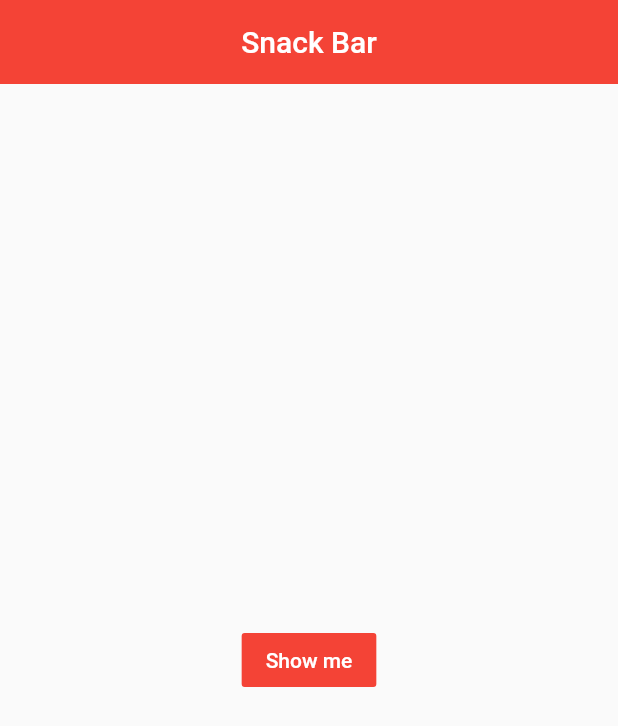
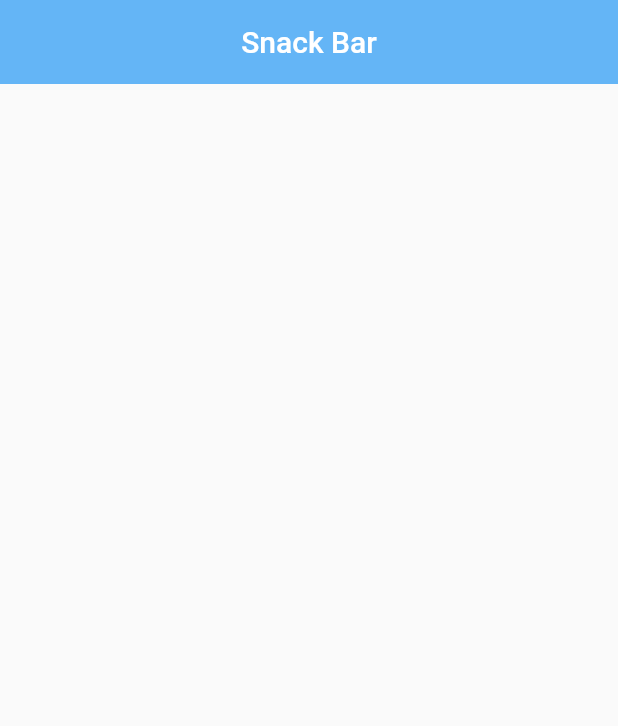
Before and after one commit to with-developer/Weather-provide-App, a Flutter app: the screen it shows after launch, on a phone screen of 412 x 824 dp. Shown: the top 726 px of the screen. Run offline on Flutter 3.47's test engine with Material 2 defaults, Android fonts, the phone set to English and light mode, and no system bars.

Commit message:
Update main.dart

```diff
--- a/flutter_study/flutter_application/lib/main.dart
+++ b/flutter_study/flutter_application/lib/main.dart
@@ -23,26 +23,10 @@ class MyPage extends StatelessWidget {
     return Scaffold(
       appBar: AppBar(
         title: Text('Snack Bar'),
+        backgroundColor: Colors.blue[300],
         centerTitle: true,
         elevation: 0.0,
       ),
-        body: Builder(
-          builder: (BuildContext ctx) {
-            return Center(
-              child: FlatButton(
-                child: Text(
-                  'Show me',
-                  style: TextStyle(color: Colors.white),
-                ),
-                color: Colors.red,
-                onPressed: () {
-                  Scaffold.of(ctx).showSnackBar(SnackBar(
-                    content: Text('hello'),
-                  ));
-                },
-              ),
     );
-          },
-        ));
   }
 }
```
Lines whose indentation alone changed are shown as unchanged.
